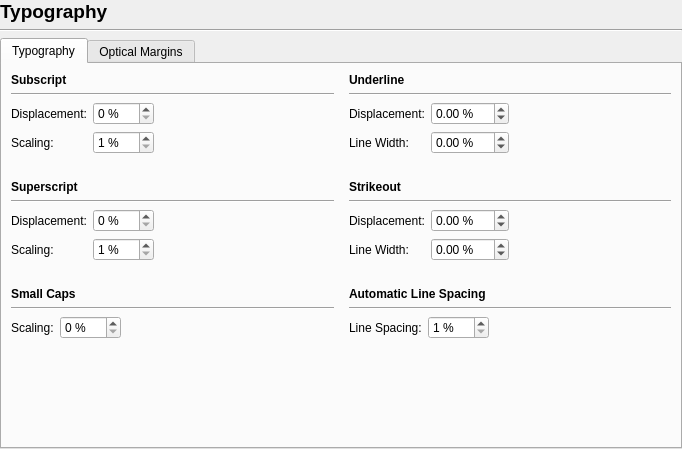
The window that scribus/ui/preferences/prefs_typographybase.ui (alpsuneer/scribus) describes before a commit, drawn with Qt 5.
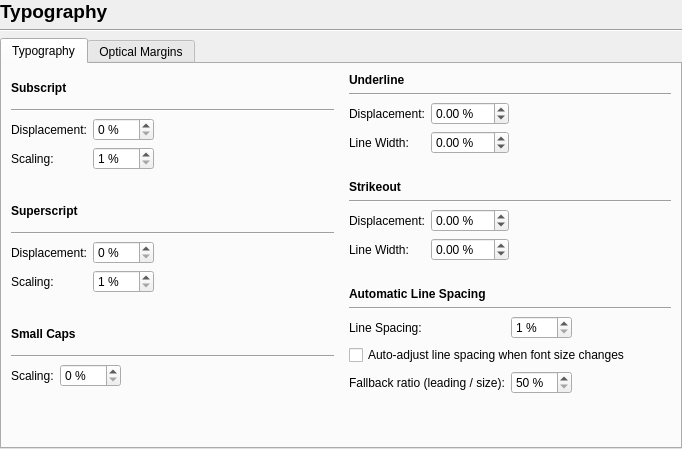
The same window after the commit. Custom widgets are drawn as their Qt base class.

Commit message: suneer: line spacing follows a local font size change; Enter carries style and leading; leading guard

```diff
--- a/scribus/ui/preferences/prefs_typographybase.ui
+++ b/scribus/ui/preferences/prefs_typographybase.ui
@@ -528,6 +528,33 @@
                </property>
               </widget>
              </item>
+             <item row="1" column="0" colspan="2">
+              <widget class="QCheckBox" name="autoAdjustLeadingCheckBox">
+               <property name="text">
+                <string>Auto-adjust line spacing when font size changes</string>
+               </property>
+              </widget>
+             </item>
+             <item row="2" column="0">
+              <widget class="QLabel" name="autoLeadingRatioLabel">
+               <property name="text">
+                <string>Fallback ratio (leading / size):</string>
+               </property>
+              </widget>
+             </item>
+             <item row="2" column="1">
+              <widget class="QSpinBox" name="autoLeadingRatioSpinBox">
+               <property name="suffix">
+                <string> %</string>
+               </property>
+               <property name="minimum">
+                <number>50</number>
+               </property>
+               <property name="maximum">
+                <number>200</number>
+               </property>
+              </widget>
+             </item>
             </layout>
            </item>
           </layout>
```
Left out of the diff: 2 changed lines with no effect on the pictures. The commit also changes 13 other files.
